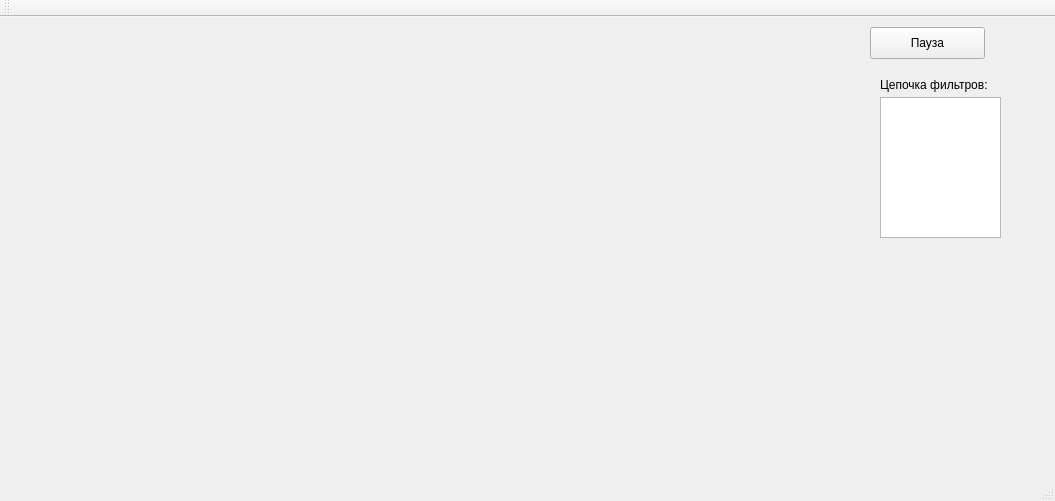
Old version of the form mainwindow.ui in the repository DmitryNekrasov/MDaOT-Framework.
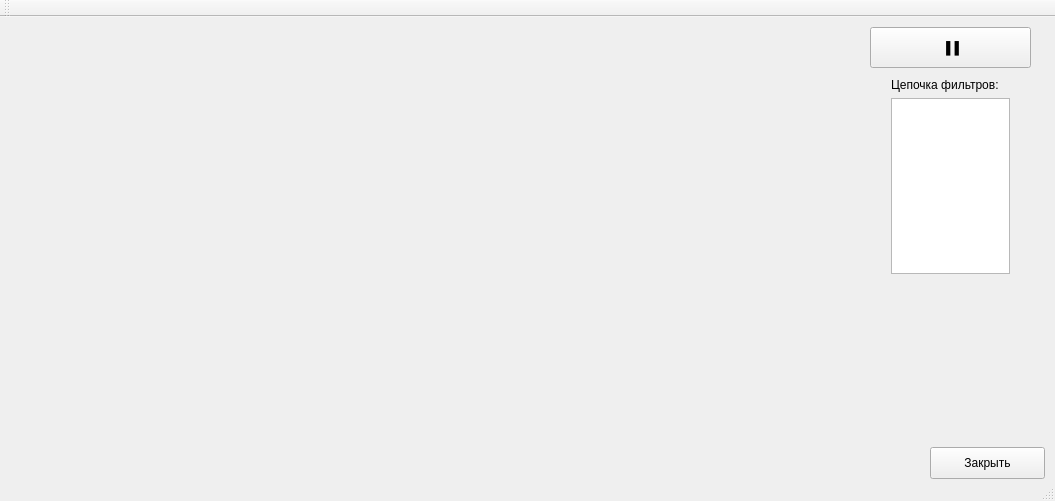
New version of the form.

Commit message: изменил title кнопки play/pause

```diff
--- a/mainwindow.ui
+++ b/mainwindow.ui
@@ -11,7 +11,7 @@
    </rect>
   </property>
   <property name="sizePolicy">
-   <sizepolicy hsizetype="Fixed" vsizetype="Fixed">
+   <sizepolicy hsizetype="Ignored" vsizetype="Ignored">
     <horstretch>0</horstretch>
     <verstretch>0</verstretch>
    </sizepolicy>
@@ -34,36 +34,48 @@
      <rect>
       <x>870</x>
       <y>10</y>
+      <width>161</width>
+      <height>41</height>
+     </rect>
+    </property>
+    <property name="text">
+     <string>▐▐</string>
+    </property>
+   </widget>
+   <widget class="QPushButton" name="closeButton">
+    <property name="geometry">
+     <rect>
+      <x>930</x>
+      <y>430</y>
       <width>115</width>
       <height>32</height>
      </rect>
     </property>
     <property name="text">
-     <string>Пауза</string>
+     <string>Закрыть</string>
     </property>
    </widget>
-   <widget class="QListWidget" name="listName">
+   <widget class="QWidget" name="">
     <property name="geometry">
      <rect>
       <x>880</x>
-      <y>80</y>
-      <width>121</width>
-      <height>141</height>
-     </rect>
-    </property>
-   </widget>
-   <widget class="QLabel" name="filterChainLabel">
-    <property name="geometry">
-     <rect>
-      <x>880</x>
-      <y>60</y>
+      <y>50</y>
       <width>141</width>
-      <height>16</height>
+      <height>218</height>
      </rect>
     </property>
-    <property name="text">
-     <string>Цепочка фильтров:</string>
-    </property>
+    <layout class="QVBoxLayout" name="verticalLayout">
+     <item>
+      <widget class="QLabel" name="filterChainLabel">
+       <property name="text">
+        <string>Цепочка фильтров:</string>
+       </property>
+      </widget>
+     </item>
+     <item>
+      <widget class="QListWidget" name="listName"/>
+     </item>
+    </layout>
    </widget>
   </widget>
   <widget class="QMenuBar" name="menuBar">
```
Left out of the diff: 3 changed lines with no effect on the pictures. The commit also changes 3 other files.
